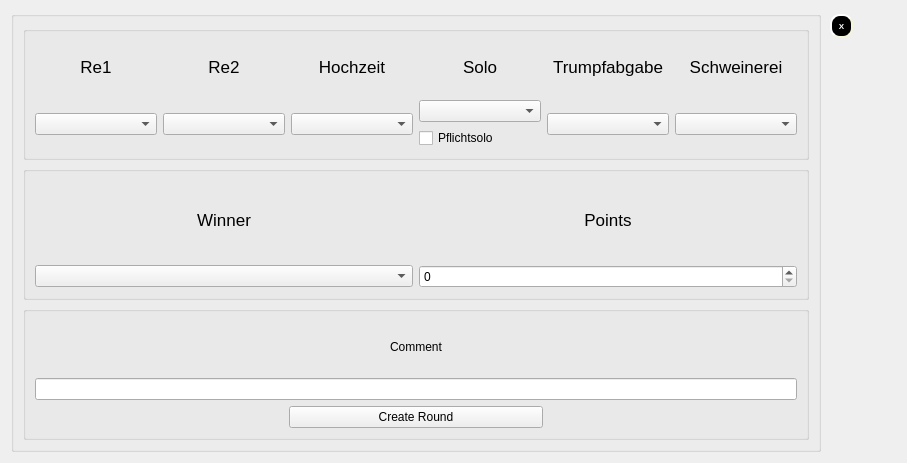
Above: src/Gui/Details/LiveGameDetails/Doppelkopf/newdokoroundwidget.ui from lbproductions/ProjectStats before the change. Below: the same form after it.
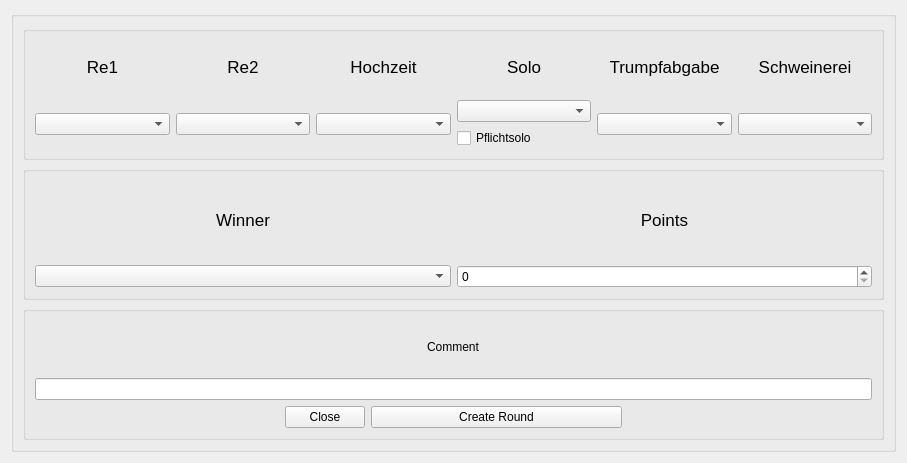
That is the form after the change.

Commit message: #39 updated: Beschriftungen sind wieder sichtbar, Design leicht angepasst

What changed in the file:
```diff
--- a/src/Gui/Details/LiveGameDetails/Doppelkopf/newdokoroundwidget.ui
+++ b/src/Gui/Details/LiveGameDetails/Doppelkopf/newdokoroundwidget.ui
@@ -242,6 +242,28 @@
                </property>
               </spacer>
              </item>
+             <item>
+              <widget class="QPushButton" name="pushButtonClose">
+               <property name="sizePolicy">
+                <sizepolicy hsizetype="Minimum" vsizetype="Minimum">
+                 <horstretch>0</horstretch>
+                 <verstretch>0</verstretch>
+                </sizepolicy>
+               </property>
+               <property name="maximumSize">
+                <size>
+                 <width>16777215</width>
+                 <height>16777215</height>
+                </size>
+               </property>
+               <property name="styleSheet">
+                <string notr="true"/>
+               </property>
+               <property name="text">
+                <string>Close</string>
+               </property>
+              </widget>
+             </item>
              <item>
               <widget class="QPushButton" name="pushButtonCreateRound">
                <property name="sizePolicy">
@@ -278,76 +300,6 @@
      </layout>
     </widget>
    </item>
-   <item>
-    <layout class="QVBoxLayout" name="verticalLayout">
-     <item>
-      <layout class="QHBoxLayout" name="horizontalLayout_4">
-       <property name="sizeConstraint">
-        <enum>QLayout::SetMinimumSize</enum>
-       </property>
-       <item>
-        <widget class="QPushButton" name="pushButtonClose">
-         <property name="sizePolicy">
-          <sizepolicy hsizetype="Minimum" vsizetype="Minimum">
-           <horstretch>0</horstretch>
-           <verstretch>0</verstretch>
-          </sizepolicy>
-         </property>
-         <property name="maximumSize">
-          <size>
-           <width>30</width>
-           <height>30</height>
-          </size>
-         </property>
-         <property name="styleSheet">
-          <string notr="true">	 background-color: black;
-	 color: white;
-	 border-radius: 10px;
-     border-style: outset;
-     border-width: 2px;
-     border-color: beige;
-     font: bold 8px;
-     padding: 6px;
-     margin: 3px;</string>
-         </property>
-         <property name="text">
-          <string>X</string>
-         </property>
-        </widget>
-       </item>
-       <item>
-        <spacer name="horizontalSpacer_5">
-         <property name="orientation">
-          <enum>Qt::Horizontal</enum>
-         </property>
-         <property name="sizeType">
-          <enum>QSizePolicy::Minimum</enum>
-         </property>
-         <property name="sizeHint" stdset="0">
-          <size>
-           <width>40</width>
-           <height>20</height>
-          </size>
-         </property>
-        </spacer>
-       </item>
-      </layout>
-     </item>
-     <item>
-      <spacer name="verticalSpacer">
-       <property name="orientation">
-        <enum>Qt::Vertical</enum>
-       </property>
-       <property name="sizeHint" stdset="0">
-        <size>
-         <width>20</width>
-         <height>40</height>
-        </size>
-       </property>
-      </spacer>
-     </item>
-    </layout>
-   </item>
   </layout>
  </widget>
  <resources/>
```
The commit also changes 1 other file.
